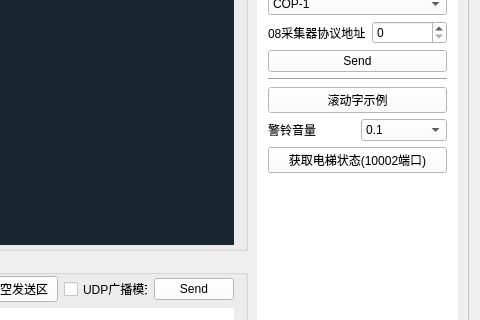
Above: mainwindow.ui from 89093522/LSC_Debug before the change; both pictures show x 544 to 1024 and y 274 to 594 of the 1024 by 700 pixel window. Below: the same form after it.
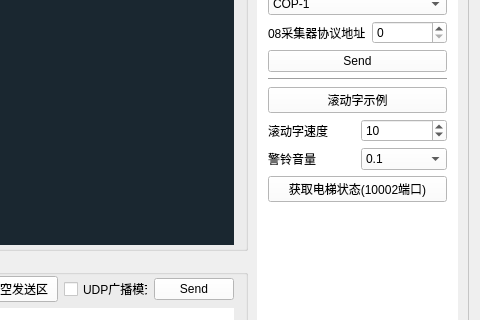
That is the form after the change. The open tabs and pages were chosen to show the change.

Commit message: 增加SPEED

Diff of the .ui file:
```diff
--- a/mainwindow.ui
+++ b/mainwindow.ui
@@ -1400,6 +1400,27 @@
              </property>
             </widget>
            </item>
+           <item>
+            <layout class="QHBoxLayout" name="horizontalLayout_18">
+             <item>
+              <widget class="QLabel" name="label_23">
+               <property name="text">
+                <string>滚动字速度</string>
+               </property>
+              </widget>
+             </item>
+             <item>
+              <widget class="QSpinBox" name="spinBox_rollmsg_speed">
+               <property name="minimum">
+                <number>5</number>
+               </property>
+               <property name="value">
+                <number>10</number>
+               </property>
+              </widget>
+             </item>
+            </layout>
+           </item>
            <item>
             <layout class="QHBoxLayout" name="horizontalLayout_16">
              <item>
```
The commit also changes 3 other files.
